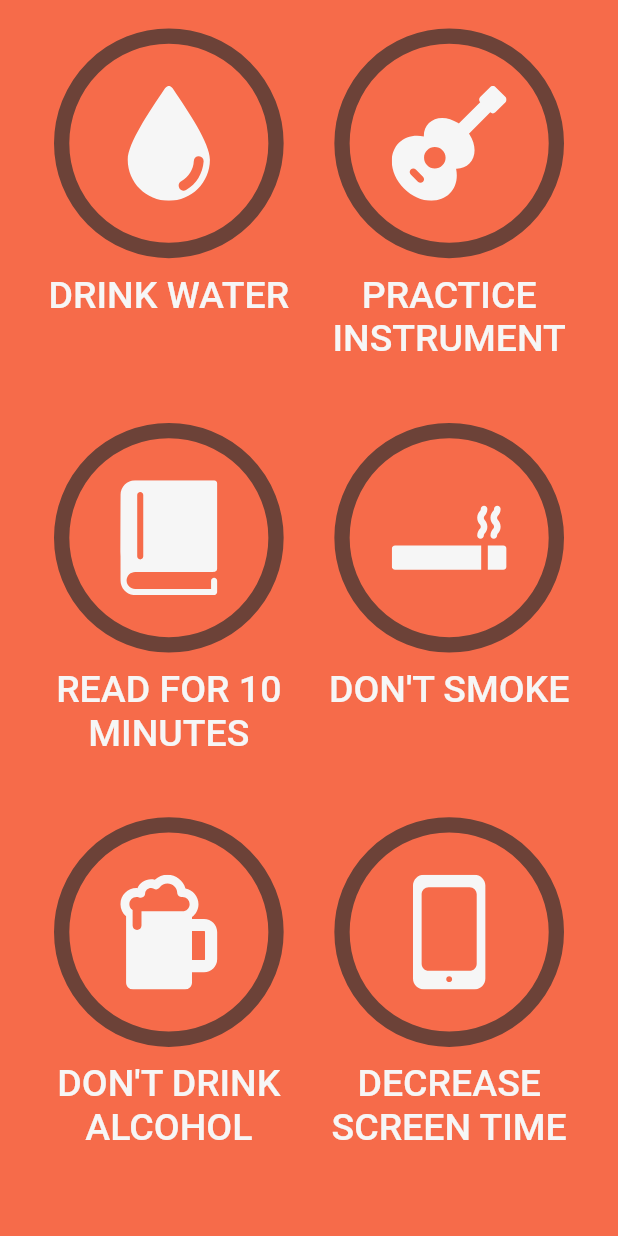
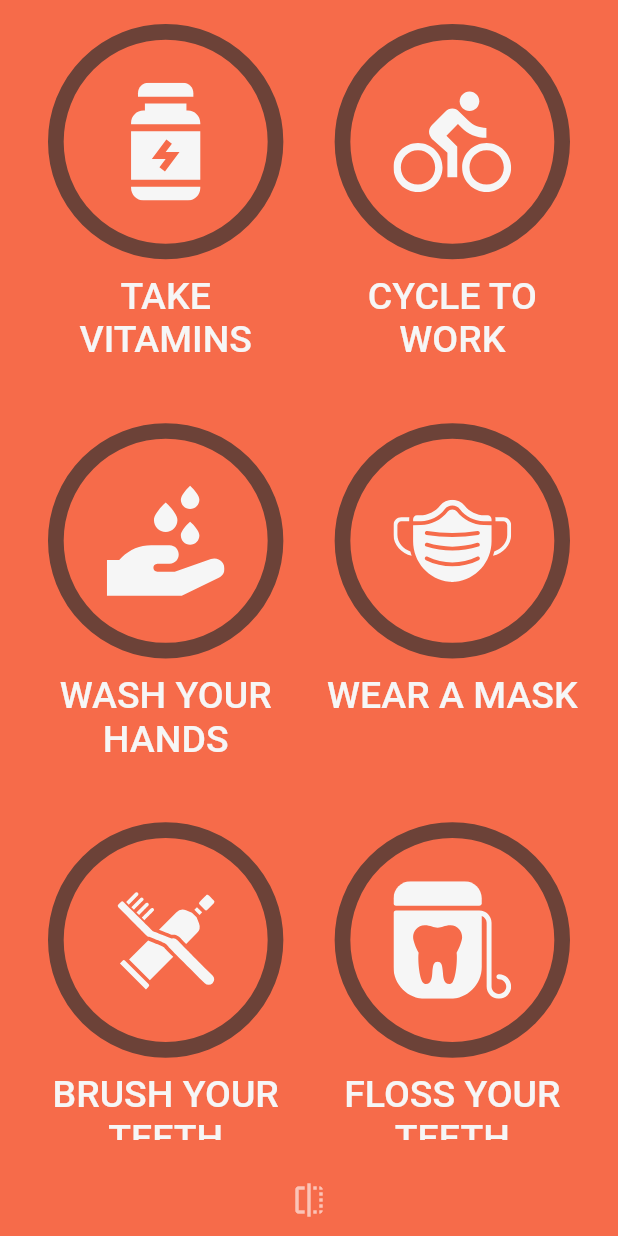
Before and after one commit to sanjeevi12/habit_tracker, a Flutter app: the screen it shows after launch, on a phone screen of 412 x 824 dp. Run offline on Flutter 3.47's test engine with Material 2 defaults, Android fonts, the phone set to English and light mode, and no system bars; our stand-ins replace flutter_riverpod, flutter_svg, hive, hive_flutter; accounts and stored records are empty; Roboto replaces fonts that are missing (Helvetica Neue).

Commit message:
task_local_storage

```diff
--- a/lib/main.dart
+++ b/lib/main.dart
@@ -13,15 +13,31 @@ Future<void> main() async {
   final dataSource = HiveDataStore();
   await dataSource.init();
   await dataSource.createDemoTasks(
-    force: true,
-    tasks: [
-    Task.create(name: 'Drink Water', iconName: AppAssets.water),
-    Task.create(name: 'Practice Instrument', iconName: AppAssets.guitar),
-    Task.create(name: 'Read for 10 Minutes', iconName: AppAssets.book),
-    Task.create(name: 'Don\'t Smoke', iconName: AppAssets.smoking),
-    Task.create(name: 'Don\'t Drink Alcohol', iconName: AppAssets.beer),
-    Task.create(name: 'Decrease Screen Time', iconName: AppAssets.phone),
-  ]);
+    force: false,
+    frontTasks: [
+      Task.create(name: 'Take Vitamins', iconName: AppAssets.vitamins),
+      Task.create(name: 'Cycle to Work', iconName: AppAssets.bike),
+      Task.create(name: 'Wash Your Hands', iconName: AppAssets.washHands),
+      Task.create(name: 'Wear a Mask', iconName: AppAssets.mask),
+      Task.create(name: 'Brush Your Teeth', iconName: AppAssets.toothbrush),
+      Task.create(name: 'Floss Your Teeth', iconName: AppAssets.dentalFloss),
+    ],
+    backTasks: [
+      Task.create(name: 'Eat a Healthy Meal', iconName: AppAssets.carrot),
+      Task.create(name: 'Walk the Dog', iconName: AppAssets.dog),
+      Task.create(name: 'Do Some Coding', iconName: AppAssets.html),
+      Task.create(name: 'Meditate', iconName: AppAssets.meditation),
+      Task.create(name: 'Do 10 Pushups', iconName: AppAssets.pushups),
+      Task.create(name: 'Sleep 8 Hours', iconName: AppAssets.rest),
+    ],);
+  //   tasks: [
+  //   Task.create(name: 'Drink Water', iconName: AppAssets.water),
+  //   Task.create(name: 'Practice Instrument', iconName: AppAssets.guitar),
+  //   Task.create(name: 'Read for 10 Minutes', iconName: AppAssets.book),
+  //   Task.create(name: 'Don\'t Smoke', iconName: AppAssets.smoking),
+  //   Task.create(name: 'Don\'t Drink Alcohol', iconName: AppAssets.beer),
+  //   Task.create(name: 'Decrease Screen Time', iconName: AppAssets.phone),
+  // ]);
   await AppAssets.preloadSVGs();
   runApp(ProviderScope(
     overrides: [
--- /dev/null
+++ b/lib/models/task_state.dart
@@ -0,0 +1,14 @@
+import 'package:hive/hive.dart';
+
+part 'task_state.g.dart';
+
+@HiveType(typeId: 1)
+class TaskState {
+  TaskState({required this.taskId, required this.completed});
+
+  @HiveField(0)
+  final String taskId;
+
+  @HiveField(1)
+  final bool completed;
+}
--- a/lib/persistance/hive_data_store.dart
+++ b/lib/persistance/hive_data_store.dart
@@ -1,38 +1,92 @@
 import 'package:flutter/foundation.dart';
 import 'package:flutter_riverpod/flutter_riverpod.dart';
 import 'package:habit_tracker_flutter/models/task.dart';
+import 'package:habit_tracker_flutter/models/task_state.dart';
 import 'package:hive/hive.dart';
 import 'package:hive_flutter/hive_flutter.dart';
 
-class HiveDataStore{
-  static const tasksBoxName = 'tasks';
- Future<void> init() async{
-await Hive.initFlutter();
- Hive.registerAdapter<Task>(TaskAdapter());
-await Hive.openBox<Task>(tasksBoxName);
+class HiveDataStore {
+
+  static const frontTasksBoxName = 'frontTasks';
+  static const backTasksBoxName = 'backTasks';
+    static const tasksStateBoxName = 'tasksState';
+  static String taskStateKey(String key) => 'taskState/$key';
+  // static String taskKeyState({required Task task}) => 'taskState/${task.id}';
+  Future<void> init() async {
+    //* Initialization cames over a main.dart.
+    await Hive.initFlutter();
+
+    //*Register a Adapter
+    Hive.registerAdapter<Task>(TaskAdapter());
+    Hive.registerAdapter<TaskState>(TaskStateAdapter());
+
+    //*Open Hive Box
+   await Hive.openBox<Task>(frontTasksBoxName);
+    await Hive.openBox<Task>(backTasksBoxName);
+    await Hive.openBox<TaskState>(tasksStateBoxName);
   }
 
-  Future<void> createDemoTasks({
-    required List<Task> tasks,
-    required bool force
-  })async{
-    final box = Hive.box<Task>(tasksBoxName);
-    if(box.isEmpty || force){
-      await box.clear();
-      await box.addAll(tasks);
-    }else{
-      print(
-        'Box already as ${box.length} items '
-      );
+  Future<void> createDemoTasks(
+      {
+        required List<Task> frontTasks,
+    required List<Task> backTasks,
+      required bool force}) async {
+ //* if force (True) params makes add to the list or Not
+        //* Hive Box Opens up with Concurrent name of an model Name.
+    final frontBox = Hive.box<Task>(frontTasksBoxName);
+    if (frontBox.isEmpty || force == true) {
+      await frontBox.clear();
+      await frontBox.addAll(frontTasks);
+    } else {
+      print('Box already has ${frontBox.length} items');
+    }
+
+    final backBox = Hive.box<Task>(backTasksBoxName);
+    if (backBox.isEmpty || force == true) {
+      await backBox.clear();
+      await backBox.addAll(backTasks);
+    } else {
+      print('Box already has ${backBox.length} items');
     }
   }
-//  valueListenable in ui Screen, built in with.
- //for listenable use hive_flutter import.
-    ValueListenable<Box<Task>> tasksListenable(){
-return Hive.box<Task>(tasksBoxName).listenable();
-    }
+
+  //*valueListenable in ui Screen, built in with.
+  //*for listenable use hive_flutter import.
+ ValueListenable<Box<Task>> frontTasksListenable() {
+    return Hive.box<Task>(frontTasksBoxName).listenable();
+  }
+
+  ValueListenable<Box<Task>> backTasksListenable() {
+    return Hive.box<Task>(backTasksBoxName).listenable();
+  }
+
+
+//* set Task is Used for an data Completed or not after app is Destroyed same app state Need to be Processed.
+  Future<void> setTaskState(
+      {required Task task, required bool completed}) async {
+        print(task.id);
+         print(completed);
+//* Hive Box Opens up with Concurrent name of an model Name.
+    final box = Hive.box<TaskState>(tasksStateBoxName);
+    final taskState = TaskState(taskId: task.id,completed: completed);
+    //* Task with an Concurrent id will be processed, for the same model with a Task Id if Completed.
+    // await box.put(taskKeyState(task: task.id), taskState);
+    await box.put(taskStateKey(task.id),taskState);
+  }
+
+  ValueListenable<Box<TaskState>> taskStateListenable({required Task task}) {
+    final box = Hive.box<TaskState>(tasksStateBoxName);
+    final key = taskStateKey(task.id);
+    return box.listenable(keys: <String>[key]);
+  }
+
+  TaskState taskState(Box<TaskState> box, {required Task task}){
+    final key = taskStateKey(task.id);
+    return box.get(key) ?? TaskState(taskId: task.id,completed: false);
+  }
 }
 
-  final dataStoreProvider = Provider<HiveDataStore>((ref) {
-      return HiveDataStore();
-  });
+final dataStoreProvider = Provider<HiveDataStore>((ref) {
+  throw UnimplementedError();
+  // return HiveDataStore();
+});
--- a/lib/ui/home/grid_task.dart
+++ b/lib/ui/home/grid_task.dart
@@ -4,6 +4,7 @@ import 'package:flutter/material.dart';
 import 'package:flutter/rendering.dart';
 import 'package:habit_tracker_flutter/models/task.dart';
 import 'package:habit_tracker_flutter/ui/task/task_with_name.dart';
+import 'package:habit_tracker_flutter/ui/task/task_with_name_loader.dart';
 
 class GridTask extends StatelessWidget {
   final List<Task> tasks;
@@ -30,7 +31,7 @@ class GridTask extends StatelessWidget {
           ),
           itemBuilder: (context, index) {
             final task = tasks[index];
-            return TaskWithName(
+            return TaskWithNameLoader(
               task: task,
             );
           },
--- a/lib/ui/home/grid_task_page.dart
+++ b/lib/ui/home/grid_task_page.dart
@@ -2,6 +2,8 @@ import 'package:flutter/material.dart';
 import 'package:habit_tracker_flutter/models/task.dart';
 import 'package:habit_tracker_flutter/ui/home/grid_task.dart';
 import 'package:habit_tracker_flutter/ui/theming/app_theme.dart';
+
+import 'home_flip.dart';
 
 class GridTaskPage extends StatelessWidget {
   const GridTaskPage({Key? key, required this.tasks}) : super(key: key);
@@ -26,9 +28,19 @@ class GridTaskContent extends StatelessWidget {
   final List<Task> tasks;
   @override
   Widget build(BuildContext context) {
-    return Padding(
-      padding: const EdgeInsets.symmetric(horizontal: 24.0, vertical: 14),
-      child: GridTask(tasks: tasks),
+    return Column(
+      mainAxisAlignment: MainAxisAlignment.spaceBetween,
+      children: [
+        Expanded(
+              child: Padding(
+            padding: const EdgeInsets.symmetric(horizontal: 24.0, vertical: 16),
+            child: GridTask(tasks: tasks),
+          ),
+        ),
+         HomeFlip(
+          // onFlip: onFlip,
+        ),
+      ],
     );
   }
 }
--- /dev/null
+++ b/lib/ui/home/home_flip.dart
@@ -0,0 +1,23 @@
+import 'package:flutter/material.dart';
+import 'package:habit_tracker_flutter/ui/theming/app_theme.dart';
+
+class HomeFlip extends StatelessWidget {
+  const HomeFlip({Key? key, this.onFlip}) : super(key: key);
+  final VoidCallback? onFlip;
+
+  @override
+  Widget build(BuildContext context) {
+    return Row(
+      mainAxisAlignment: MainAxisAlignment.center,
+      children: [
+        IconButton(
+          onPressed: onFlip,
+          icon: Icon(
+            Icons.flip,
+            color: AppTheme.of(context).settingsLabel,
+          ),
+        ),
+      ],
+    );
+  }
+}
--- a/lib/ui/home/home_page.dart
+++ b/lib/ui/home/home_page.dart
@@ -3,7 +3,6 @@ import 'package:flutter_riverpod/flutter_riverpod.dart';
 import 'package:habit_tracker_flutter/models/task.dart';
 import 'package:hive_flutter/hive_flutter.dart';
 import 'package:habit_tracker_flutter/persistance/hive_data_store.dart';
-import 'package:habit_tracker_flutter/ui/theming/app_theme.dart';
 import 'package:hive/hive.dart';
 
 import 'grid_task_page.dart';
@@ -13,16 +12,12 @@ class HomePage extends ConsumerWidget {
   Widget build(BuildContext context, WidgetRef ref) {
     final dataStore = ref.watch(dataStoreProvider);
     // final box = Hive.box<Task>(HiveDataStore.tasksBoxName);
-    return Scaffold(
-      backgroundColor: AppTheme.of(context).primary,
-      body: SafeArea(
-        child: Padding(
-          padding: EdgeInsets.symmetric(horizontal: 4, vertical: 5),
-          child: ValueListenableBuilder(
-              valueListenable: dataStore.tasksListenable(),
-              builder: (_, Box<Task> box, __) => GridTaskPage(tasks: box.values.toList())),
-        ),
-      ),
-    );
+    return
+        //  Scaffold(
+        //   backgroundColor: AppTheme.of(context).primary,
+        ValueListenableBuilder(
+            valueListenable: dataStore.frontTasksListenable(),
+            builder: (_, Box<Task> box, __) =>
+                GridTaskPage(tasks: box.values.toList()));
   }
 }
--- a/lib/ui/task/animated_task.dart
+++ b/lib/ui/task/animated_task.dart
@@ -5,9 +5,16 @@ import 'package:habit_tracker_flutter/ui/task/task_completion_ring.dart';
 import 'package:habit_tracker_flutter/ui/theming/app_theme.dart';
 
 class AnimatedTask extends StatefulWidget {
+  const AnimatedTask(
+      {Key? key,
+      required this.iconData,
+      required this.completed,
+      this.onCompleted})
+      : super(key: key);
   final String iconData;
+  final bool completed;
+  final ValueChanged<bool>? onCompleted;
 
-  const AnimatedTask({Key? key, required this.iconData}) : super(key: key);
   @override
   _AnimatedTaskState createState() => _AnimatedTaskState();
 }
@@ -26,7 +33,7 @@ class _AnimatedTaskState extends State<AnimatedTask>
     _curvedAnimation =
         _animationController.drive(CurveTween(curve: Curves.easeInOut));
     _animationController.addStatusListener(_checkStatusListener);
-
+    print(widget.completed);
     // _animationController.forward();
     // _animationController.addListener(() {
     //   setState(() {});
@@ -42,23 +49,35 @@ class _AnimatedTaskState extends State<AnimatedTask>
   }
 
   void _checkStatusListener(AnimationStatus status) {
+    print(widget.completed);
     if (status == AnimationStatus.completed) {
-      setState(() {
-        _showCheckIcon = true;
-      });
-      Future.delayed(Duration(seconds: 1), () {
-        setState(() {
-          _showCheckIcon = false;
-        });
+      widget.onCompleted?.call(true);
+
+// widget.onCompleted!(true);
+      // if(widget.onCompleted != null){
+      //   // return true;
+      //   widget.onCompleted!(true) ;
+      // }
+      if (mounted) {
+        setState(() =>
+          _showCheckIcon = true
+        );
+      }
+       Future.delayed(Duration(seconds: 1), () {
+        if (mounted) {
+          setState(() => _showCheckIcon = false);
+        }
       });
     }
   }
 
   void _onTapDown(TapDownDetails details) {
-    if (_animationController.status != AnimationStatus.completed) {
+    if (!widget.completed &&
+        _animationController.status != AnimationStatus.completed) {
       _animationController.forward();
     } else if (!_showCheckIcon) {
-      _animationController.value = 0;
+      widget.onCompleted?.call(false);
+      _animationController.value = 0.0;
     }
   }
 
@@ -72,26 +91,26 @@ class _AnimatedTaskState extends State<AnimatedTask>
   Widget build(BuildContext context) {
     return GestureDetector(
       onTapDown: _onTapDown,
-      onTapUp: (_)=> _onTapcancel(),
-      onTapCancel:_onTapcancel,
+      onTapUp: (_) => _onTapcancel(),
+      onTapCancel: _onTapcancel,
       child: AnimatedBuilder(
           animation: _curvedAnimation,
           builder: (BuildContext context, Widget? child) {
             final themeData = AppTheme.of(context);
-            final progress = _curvedAnimation.value;
-            final hasCompleted = progress == 1;
+            // final progress = 1.0;
+            final progress = widget.completed ? 1.0 : _curvedAnimation.value;
+            final hasCompleted = progress == 1.0;
+            final iconColor =
+                hasCompleted ? themeData.accentNegative : themeData.accent;
             return Stack(
               children: [
-                TaskCompletionRing(
-                  progress: _curvedAnimation.value,
-                ),
+                TaskCompletionRing(progress: progress),
                 Positioned.fill(
                     child: CenteredSvgIcon(
-                  iconName: _showCheckIcon ? AppAssets.check : widget.iconData,
-                  color: hasCompleted
-                      ? themeData.accentNegative
-                      : themeData.accent,
-                ))
+                        iconName: hasCompleted && _showCheckIcon
+                            ? AppAssets.check
+                            : widget.iconData,
+                        color: iconColor))
               ],
             );
           }),
--- a/lib/ui/task/task_with_name.dart
+++ b/lib/ui/task/task_with_name.dart
@@ -5,7 +5,15 @@ import 'package:habit_tracker_flutter/ui/theming/app_theme.dart';
 
 class TaskWithName extends StatelessWidget {
   final Task task;
-  const TaskWithName({Key? key, required this.task}) : super(key: key);
+  final bool completed;
+  final ValueChanged<bool>? onCompleted;
+  const TaskWithName({
+        Key? key,
+      required this.task,
+      this.completed = false,
+      this.onCompleted
+      })
+      : super(key: key);
 
   @override
   Widget build(BuildContext context) {
@@ -13,6 +21,8 @@ class TaskWithName extends StatelessWidget {
       Padding(
         padding: const EdgeInsets.symmetric(horizontal: 8),
         child: AnimatedTask(
+          completed: completed,
+          onCompleted: onCompleted,
           iconData: task.iconName,
         ),
       ),
--- /dev/null
+++ b/lib/ui/task/task_with_name_loader.dart
@@ -0,0 +1,30 @@
+import 'package:flutter/material.dart';
+import 'package:flutter_riverpod/flutter_riverpod.dart';
+import 'package:habit_tracker_flutter/models/task.dart';
+import 'package:habit_tracker_flutter/models/task_state.dart';
+import 'package:habit_tracker_flutter/persistance/hive_data_store.dart';
+import 'package:habit_tracker_flutter/ui/task/task_with_name.dart';
+import 'package:hive/hive.dart';
+
+class TaskWithNameLoader extends ConsumerWidget {
+  final Task task;
+
+  const TaskWithNameLoader({Key? key, required this.task}) : super(key: key);
+  @override
+  Widget build(BuildContext context, WidgetRef ref) {
+    final dataStore = ref.watch(dataStoreProvider);
+    return ValueListenableBuilder(
+      valueListenable: dataStore.taskStateListenable(task: task),
+      builder: (context, Box<TaskState> box, _) {
+        final taskState = dataStore.taskState(box, task: task);
+        return TaskWithName(
+          task: task,
+          completed: taskState.completed,
+          onCompleted: (completed) {
+            ref.read(dataStoreProvider).setTaskState(task: task, completed: completed);
+          },
+        );
+      },
+    );
+  }
+}
--- a/lib/ui/theming/app_theme.dart
+++ b/lib/ui/theming/app_theme.dart
@@ -70,7 +70,7 @@ class AppTheme extends InheritedWidget {
       throw StateError('Could not find ancestor widget of type `AppTheme`');
     }
   }
-
+//! Extends InheritedWidget.
   @override
   bool updateShouldNotify(AppTheme oldWidget) => data != oldWidget.data;
 }
```
Also changed, not shown: lib/models/task_state.g.dart (added).
